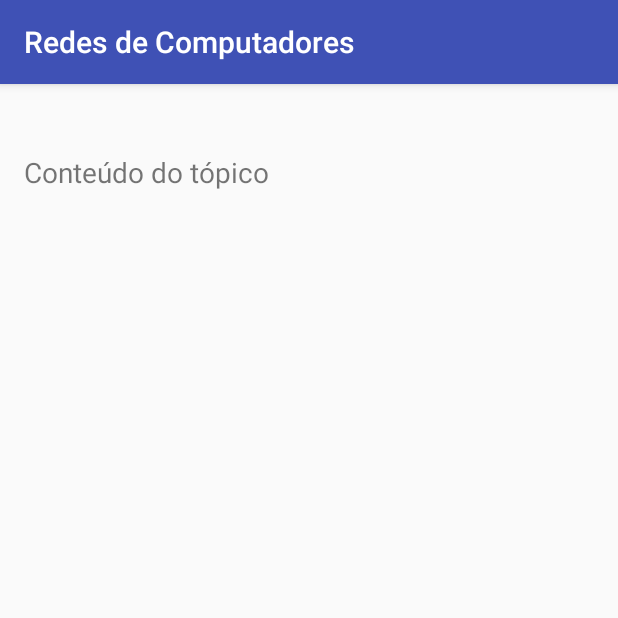
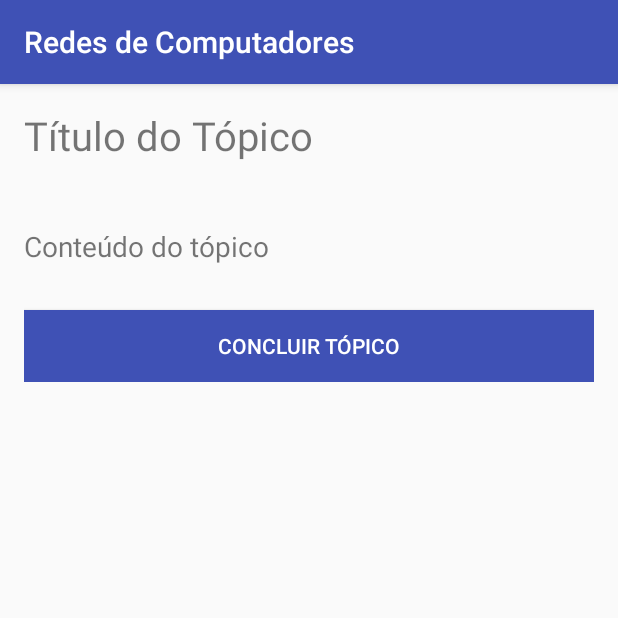
Before and after one commit to ferreiraapfer/fatec-tcc-netnode, an Android app: the TopicoActivity screen opened directly, with no data from a screen before it, on a phone screen of 412 x 824 dp, the top half of it. Run offline under Robolectric (Android 15) with nearby library versions, the phone set to English and light mode, and no system bars; our stand-ins replace Firebase (no records; nobody signed in at launch, a user with empty details on screens opened directly); libraries missing offline, so code that uses them is left out: com.firebase.client; 3 statements that could not run were skipped.

Commit message:
exibir e concluir topico

```diff
--- a/AppRedes/app/src/main/java/com/fatec/fernanda/appredes/Activities/TopicoActivity.java
+++ b/AppRedes/app/src/main/java/com/fatec/fernanda/appredes/Activities/TopicoActivity.java
@@ -5,7 +5,9 @@ import android.support.annotation.NonNull;
 import android.support.v7.app.AppCompatActivity;
 import android.os.Bundle;
 import android.text.Html;
+import android.view.View;
 import android.webkit.WebView;
+import android.widget.Button;
 import android.widget.TextView;
 import android.widget.Toast;
 
@@ -15,6 +17,8 @@ import com.firebase.client.Firebase;
 import com.google.android.gms.tasks.OnFailureListener;
 import com.google.android.gms.tasks.OnSuccessListener;
 import com.google.common.primitives.Bytes;
+import com.google.firebase.auth.FirebaseAuth;
+import com.google.firebase.auth.FirebaseUser;
 import com.google.firebase.database.DataSnapshot;
 import com.google.firebase.database.DatabaseError;
 import com.google.firebase.database.DatabaseReference;
@@ -37,6 +41,8 @@ public class TopicoActivity extends AppCompatActivity {
     int idConteudo;
 
     TextView txtConteudoTopico;
+    TextView txtTituloTopico;
+    Button btnConcluirTopico;
 
     DatabaseReference topicoRef;
 
@@ -47,6 +53,8 @@ public class TopicoActivity extends AppCompatActivity {
         setContentView(R.layout.activity_topico);
 
         txtConteudoTopico = (TextView) findViewById(R.id.txtConteudoTopico);
+        txtTituloTopico = (TextView) findViewById(R.id.txtTituloTopico);
+        btnConcluirTopico = (Button) findViewById(R.id.btnConcluirTopico);
 
         topicoRef = FirebaseDatabase.getInstance().getReference().child("topicos");
 
@@ -62,6 +70,23 @@ public class TopicoActivity extends AppCompatActivity {
 
         //RECEBENDO ID DO CONTEUDO
         idConteudo = originIntent.getExtras().getInt("idConteudo");
+
+
+        //TODO Antes de carregar o topico, ver se o usuário já não concluiu esse topico. Se já concluiu, desabilitar o botão
+
+
+
+
+
+
+
+
+
+
+
+
+
+
 
 
         //POSICIONA PARA A ÁREA DO TOPICO NO BANCO
@@ -112,5 +137,28 @@ public class TopicoActivity extends AppCompatActivity {
         } catch (IOException e) {
             e.printStackTrace();
         }
+
+
+        //CONCLUIR TOPICO
+        btnConcluirTopico.setOnClickListener(new View.OnClickListener() {
+            @Override
+            public void onClick(View view) {
+
+                String uIdUsuario  = FirebaseAuth.getInstance().getCurrentUser().getUid();
+
+                DatabaseReference usuarioRef = FirebaseDatabase.getInstance().getReference().child("usuarios").child(uIdUsuario);
+
+                usuarioRef.child("topicosConcluidos").child("conteudo"+idConteudo).child("topico"+idTopico).setValue(true);
+
+                usuarioRef.child("progresso").setValue("10");
+
+
+                Toast.makeText(TopicoActivity.this, "Tópico Concluído", Toast.LENGTH_SHORT);
+
+                btnConcluirTopico.setEnabled(false);
+                btnConcluirTopico.setText("Tópico Concluído");
+                btnConcluirTopico.setBackgroundColor(getResources().getColor(R.color.buttonUnenable));
+            }
+        });
     }
 }
--- a/AppRedes/app/src/main/res/layout/activity_topico.xml
+++ b/AppRedes/app/src/main/res/layout/activity_topico.xml
@@ -2,29 +2,58 @@
 <RelativeLayout xmlns:android="http://schemas.android.com/apk/res/android"
     xmlns:tools="http://schemas.android.com/tools"
     android:id="@+id/activity_topico"
-    android:layout_width="match_parent"
-    android:layout_height="match_parent"
+    android:layout_width="fill_parent"
+    android:layout_height="fill_parent"
     android:paddingBottom="@dimen/activity_vertical_margin"
     android:paddingLeft="@dimen/activity_horizontal_margin"
     android:paddingRight="@dimen/activity_horizontal_margin"
     android:paddingTop="@dimen/activity_vertical_margin"
     tools:context="com.fatec.fernanda.appredes.activities.TopicoActivity">
 
-    <ScrollView
-        android:layout_width="match_parent"
-        android:layout_height="match_parent">
-
     <TextView
-        android:text="Conteúdo do tópico"
-        android:textSize="28px"
+        android:id="@+id/txtTituloTopico"
         android:layout_width="match_parent"
         android:layout_height="wrap_content"
-        android:id="@+id/txtConteudoTopico"
-        android:layout_below="@+id/txtTituloTopico"
-        android:layout_alignParentLeft="true"
-        android:layout_alignParentStart="true"
-        android:layout_marginTop="30dp" />
+        android:paddingBottom="20px"
+        android:text="Título do Tópico"
+        android:textSize="40px" />
+
+    <ScrollView
+        android:id="@+id/scrollTextoTopico"
+        android:layout_width="match_parent"
+        android:layout_height="wrap_content"
+        android:layout_below="@id/txtTituloTopico"
+        android:paddingBottom="20px">
+
+        <LinearLayout
+            android:layout_width="match_parent"
+            android:layout_height="match_parent"
+            android:orientation="vertical">
+
+            <TextView
+                android:id="@+id/txtConteudoTopico"
+                android:layout_width="match_parent"
+                android:layout_height="match_parent"
+                android:layout_alignParentLeft="true"
+                android:layout_alignParentStart="true"
+                android:layout_marginTop="30dp"
+                android:text="Conteúdo do tópico"
+                android:textSize="28px"
+                android:textIsSelectable="true" />
+
+            <Button
+                android:id="@+id/btnConcluirTopico"
+                android:layout_width="match_parent"
+                android:layout_height="wrap_content"
+                android:layout_below="@+id/txtConteudoTopico"
+                android:layout_centerHorizontal="true"
+                android:layout_gravity="center_horizontal"
+                android:layout_marginTop="30dp"
+                android:background="@color/colorPrimary"
+                android:text="Concluir Tópico"
+                android:textColor="#ffffff" />
+
+        </LinearLayout>
 
     </ScrollView>
-
 </RelativeLayout>
--- a/AppRedes/app/src/main/res/values/colors.xml
+++ b/AppRedes/app/src/main/res/values/colors.xml
@@ -3,4 +3,5 @@
     <color name="colorPrimary">#3F51B5</color>
     <color name="colorPrimaryDark">#303F9F</color>
     <color name="colorAccent">#FF4081</color>
+    <color name="buttonUnenable">#909090</color>
 </resources>
--- a/AppRedes/app/src/main/res/values/dimens.xml
+++ b/AppRedes/app/src/main/res/values/dimens.xml
@@ -12,4 +12,5 @@
     <dimen name="edt_left_margin">10dp</dimen>
     <dimen name="edt_right_margin">10dp</dimen>
     <dimen name="txt_top_margin">30dp</dimen>
+    <dimen name="max_htmlview">50dp</dimen>
 </resources>
```
